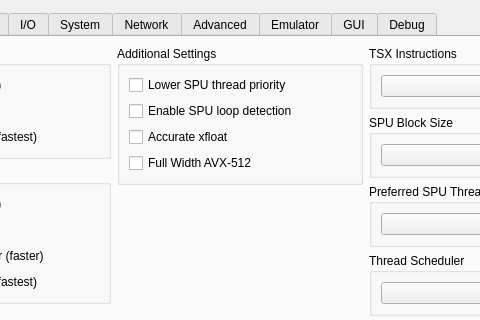
RPCS3/rpcs3, file rpcs3/rpcs3qt/settings_dialog.ui: the form before one commit; both pictures show x 158 to 638 and y 0 to 320 of the 796 by 730 pixel window.
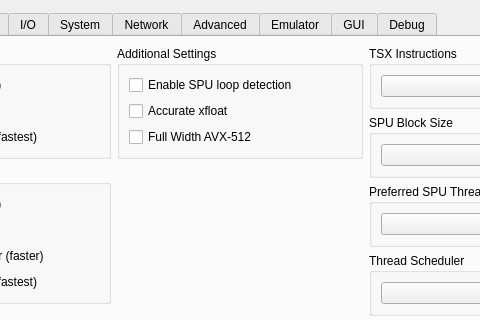
The form after the commit. Icons and pictures are not drawn.

Commit message: config: Remove Lower SPU Priority setting

Diff of the .ui file:
```diff
--- a/rpcs3/rpcs3qt/settings_dialog.ui
+++ b/rpcs3/rpcs3qt/settings_dialog.ui
@@ -143,13 +143,6 @@
               <string>Additional Settings</string>
              </property>
              <layout class="QVBoxLayout" name="checkboxes_layout">
-              <item>
-               <widget class="QCheckBox" name="lowerSPUThrPrio">
-                <property name="text">
-                 <string>Lower SPU thread priority</string>
-                </property>
-               </widget>
-              </item>
               <item>
                <widget class="QCheckBox" name="spuLoopDetection">
                 <property name="text">
```
The commit also changes 5 other files.
